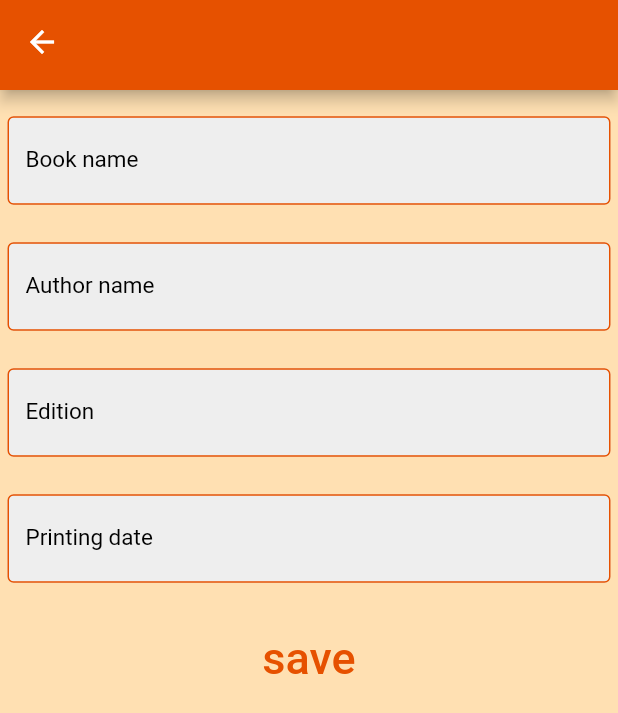
After one commit to armagangok/bookshelf_app, a Flutter app: the screen it shows after launch, item 3 of the bottom bar chosen, after a tap on "save", on a phone screen of 412 x 824 dp. The commit adds this screen. Shown: the top 713 px of the screen. Run offline on Flutter 3.47's test engine with Material 2 defaults, Android fonts, the phone set to English and light mode, and no system bars; our stand-ins replace flutter_slidable, hive, hive_flutter; accounts and stored records are empty.

Commit message:
some improvements

```diff
--- a/lib/app/screens/add_books_screen/components/add_book_button.dart
+++ b/lib/app/screens/add_books_screen/components/add_book_button.dart
@@ -1,7 +1,7 @@
 import 'package:flutter/material.dart';
 import '../../../../database/hive_helper.dart';
 import '../../../../database/hive_model.dart';
-import '../../../../models/models.dart';
+import 'text_controllers.dart';
 
 class AddBookButton extends StatelessWidget {
   const AddBookButton({Key? key}) : super(key: key);
@@ -9,23 +9,13 @@ class AddBookButton extends StatelessWidget {
   @override
   Widget build(BuildContext context) {
     return TextButton(
-      onPressed: () async {
-        BookModel book = initBook();
+      onPressed: () {
+        BookModel book = initBook(cont);
         addBook(book);
-        var data = await getAllbook();
-        for (var item in data) {
-          print(item.bookName +
-              " " +
-              item.authorName +
-              " " +
-              item.printingDate.toString() +
-              " " +
-              item.edition.toString());
-        }
-        bookName.clear();
-        authorName.clear();
-        edition.clear();
-        printingDate.clear();
+        cont.bookName.clear();
+        cont.authorName.clear();
+        cont.edition.clear();
+        cont.printingDate.clear();
       },
       child: Text(
         "save",
@@ -38,14 +28,14 @@ class AddBookButton extends StatelessWidget {
   }
 }
 
-BookModel initBook() {
+BookModel initBook(cont) {
   late final BookModel book;
 
   book = BookModel(
-    bookName: bookName.text,
-    authorName: authorName.text,
-    edition: int.tryParse(edition.text),
-    printingDate: int.tryParse(printingDate.text),
+    bookName: cont.bookName.text,
+    authorName: cont.authorName.text,
+    edition: int.tryParse(cont.edition.text),
+    printingDate: int.tryParse(cont.printingDate.text),
   );
   return book;
 }
--- /dev/null
+++ b/lib/app/screens/add_books_screen/components/body_widget.dart
@@ -0,0 +1,66 @@
+import 'package:flutter/material.dart';
+import 'package:library_app/ui/widgets/text_form_field.dart';
+import 'add_book_button.dart';
+import 'text_controllers.dart';
+
+class BodyWidget extends StatelessWidget {
+
+  const BodyWidget({Key? key}) : super(key: key);
+
+
+  @override
+  Widget build(BuildContext context) {
+    return Padding(
+      padding: const EdgeInsets.symmetric(
+        vertical: 5,
+        horizontal: 5,
+      ),
+      child: Align(
+        alignment: Alignment.topCenter,
+        child: SingleChildScrollView(
+          child: Column(
+            children: [
+              ConstrainedBox(
+                constraints: BoxConstraints(
+                  minHeight: MediaQuery.of(context).size.height / 2,
+                ),
+                child: SizedBox(
+                  child: Column(
+                    mainAxisAlignment: MainAxisAlignment.spaceAround,
+                    children: <Widget>[
+                      TextFormFieldWidget(
+                        context: context,
+                        labelText: "Book name",
+                        type: TextInputType.emailAddress,
+                        controller: cont.bookName,
+                      ),
+                      TextFormFieldWidget(
+                        context: context,
+                        labelText: "Author name",
+                        type: TextInputType.emailAddress,
+                        controller: cont.authorName,
+                      ),
+                      TextFormFieldWidget(
+                        context: context,
+                        labelText: "Edition",
+                        type: TextInputType.number,
+                        controller: cont.edition,
+                      ),
+                      TextFormFieldWidget(
+                        context: context,
+                        labelText: "Printing date",
+                        type: TextInputType.number,
+                        controller: cont.printingDate,
+                      ),
+                      const AddBookButton(),
+                    ],
+                  ),
+                ),
+              ),
+            ],
+          ),
+        ),
+      ),
+    );
+  }
+}
--- /dev/null
+++ b/lib/app/screens/add_books_screen/components/text_controllers.dart
@@ -0,0 +1,10 @@
+import 'package:flutter/material.dart';
+
+final TextController cont = TextController();
+
+class TextController {
+  final TextEditingController bookName = TextEditingController();
+  final TextEditingController authorName = TextEditingController();
+  final TextEditingController edition = TextEditingController();
+  final TextEditingController printingDate = TextEditingController();
+}
--- a/lib/app/home/homepage.dart
+++ b/lib/app/screens/home/homepage.dart
@@ -1,7 +1,6 @@
 import 'package:flutter/material.dart';
 import 'package:library_app/ui/widgets/appbar.dart';
 import './widgets/bottom_app_bar_widget.dart';
-import '../../ui/widgets/appbar.dart';
 import 'widgets/body_widgets.dart';
 
 class HomePage extends StatelessWidget {
--- a/lib/app/home/widgets/bottom_app_bar_widget.dart
+++ b/lib/app/screens/home/widgets/bottom_app_bar_widget.dart
@@ -1,6 +1,6 @@
 import 'package:flutter/material.dart';
 import 'package:library_app/app/screens/add_books_screen/add_book_screen.dart';
-import '../../screens/list_all_book_screen/all_books_screen.dart';
+import 'package:library_app/app/screens/list_all_book_screen/all_books_screen.dart';
 
 class BottomAppBarWidget extends StatelessWidget {
   const BottomAppBarWidget({Key? key}) : super(key: key);
--- a/lib/app/screens/list_all_book_screen/widgets/item.dart
+++ b/lib/app/screens/list_all_book_screen/widgets/item.dart
@@ -35,8 +35,8 @@ class ItemWidget extends StatelessWidget {
                             mainAxisAlignment: MainAxisAlignment.spaceAround,
                             crossAxisAlignment: CrossAxisAlignment.start,
                             children: [
-                              Text("Book Name: " + data.bookName),
-                              Text("AuthorName: " + data.authorName),
+                              Text("Book Name: ${data.bookName}"),
+                              Text("AuthorName: ${data.authorName}"),
                             ],
                           ),
                         ),
@@ -47,8 +47,8 @@ class ItemWidget extends StatelessWidget {
                           mainAxisAlignment: MainAxisAlignment.spaceAround,
                           crossAxisAlignment: CrossAxisAlignment.end,
                           children: [
-                            Text("Edition: " + data.edition.toString()),
-                            Text("Print Date: " + data.printingDate.toString()),
+                            Text("Edition: ${data.edition.toString()}"),
+                            Text("Print Date: ${data.printingDate.toString()}"),
                           ],
                         ),
                       ),
--- a/lib/database/hive_helper.dart
+++ b/lib/database/hive_helper.dart
@@ -2,17 +2,14 @@ import 'package:hive/hive.dart';
 import './hive_model.dart';
 
 Future<void> addBook(BookModel book) async {
-  Box box = await Hive.openBox("book");
-  box.add(book);
+  await Hive.box("book").add(book);
 }
 
 Future<void> deleteBook(int index) async {
-  Box box = await Hive.openBox("book");
-  box.deleteAt(index);
+  await Hive.box("book").deleteAt(index);
 }
 
-Future<Iterable<dynamic>> getAllbook() async {
-  Box box = await Hive.openBox("book");
-  Iterable<dynamic> data = box.values;
+Iterable<dynamic> getAllbook() {
+  Iterable<dynamic> data = Hive.box("book").values;
   return data;
 }
--- a/lib/database/hive_model.dart
+++ b/lib/database/hive_model.dart
@@ -4,16 +4,16 @@ part 'hive_model.g.dart';
 @HiveType(typeId: 1)
 class BookModel {
   @HiveField(0)
-  late final String bookName;
+  final String bookName;
 
   @HiveField(1)
-  late final String? authorName;
+  final String? authorName;
 
   @HiveField(2)
-  late final int? edition;
+  final int? edition;
 
   @HiveField(3)
-  late final int? printingDate;
+  final int? printingDate;
 
   BookModel({
     required this.bookName,
--- a/lib/init_app.dart
+++ b/lib/init_app.dart
@@ -7,6 +7,8 @@ import 'database/hive_model.dart';
 Future<void> initApp() async {
   WidgetsFlutterBinding.ensureInitialized();
   final directory = await path_provider.getApplicationDocumentsDirectory();
-  Hive.initFlutter(directory.path);
+  await Hive.initFlutter(directory.path);
   Hive.registerAdapter(BookModelAdapter());
+
+  await Hive.openBox("book");
 }
--- a/lib/main.dart
+++ b/lib/main.dart
@@ -1,10 +1,10 @@
 import 'package:flutter/material.dart';
-import './app/home/homepage.dart';
 import './init_app.dart';
 import './ui/theme/theme.dart';
+import 'app/screens/home/homepage.dart';
 
-void main() async {
-  await initApp();
+void main() {
+  initApp();
   runApp(const MyApp());
 }
 
--- a/lib/models/models.dart
+++ /dev/null
@@ -1,6 +0,0 @@
-import 'package:flutter/material.dart';
-
-final TextEditingController bookName = TextEditingController();
-final TextEditingController authorName = TextEditingController();
-final TextEditingController edition = TextEditingController();
-final TextEditingController printingDate = TextEditingController();
```
Also changed, not shown: lib/app/screens/add_books_screen/add_book_screen.dart (+4 -64 lines), lib/app/screens/home/widgets/body_widgets.dart (renamed from lib/app/home/widgets/body_widgets.dart).
